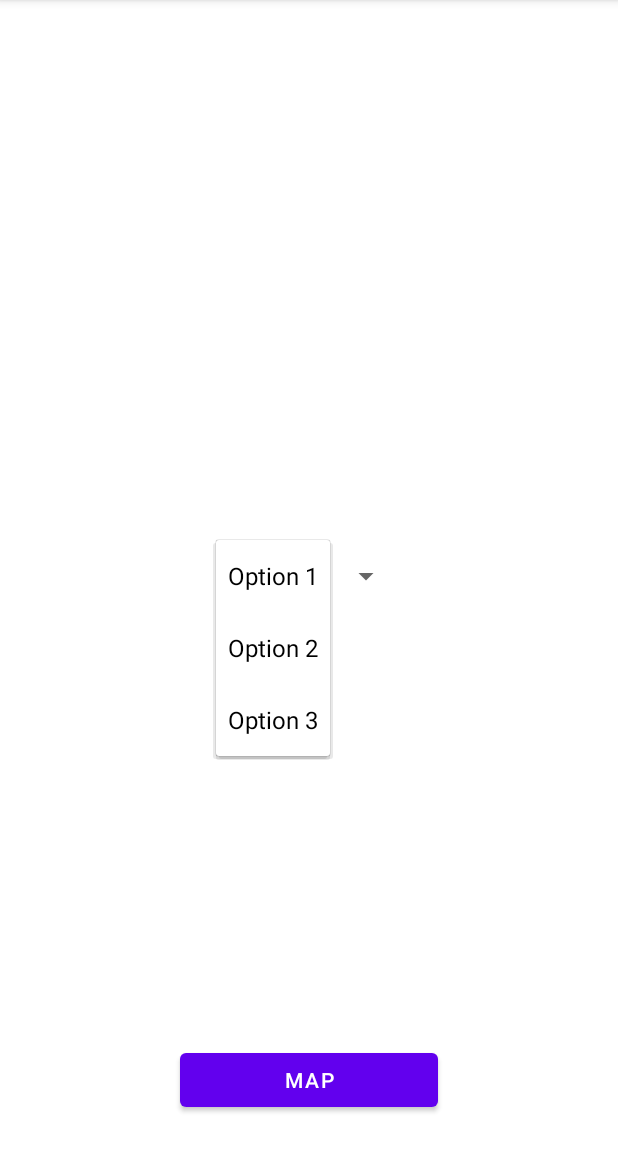
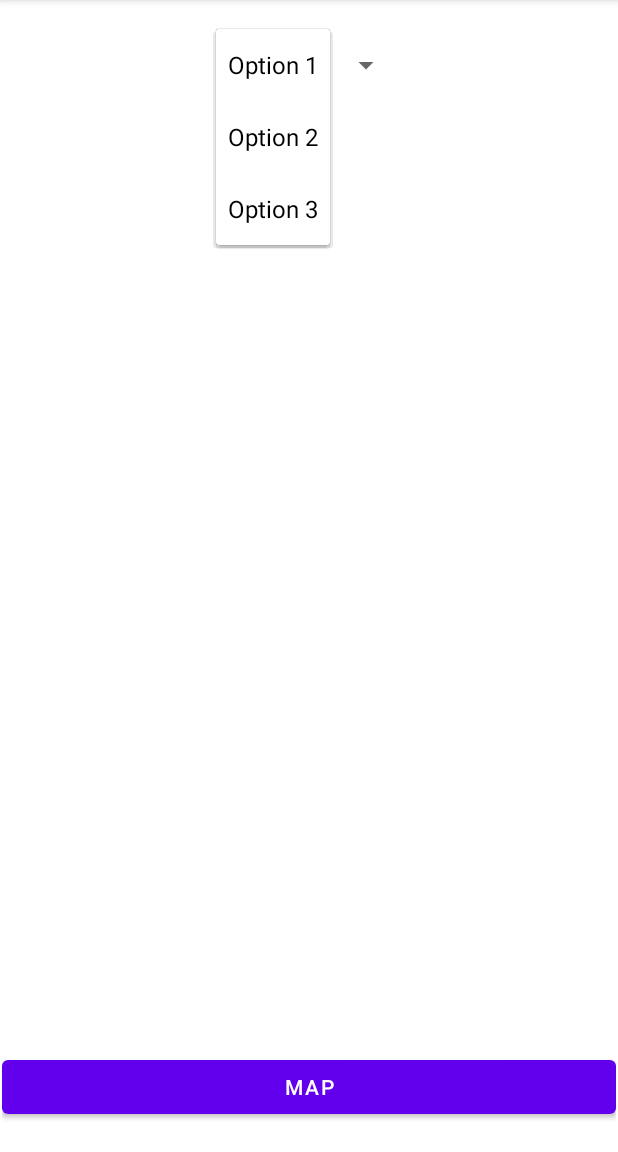
Before and after one commit to Pachito23/MSA-project, an Android app: the screen it shows after launch (MapsActivity before the commit, Activity after it), after a tap on "Option 1", on a phone screen of 412 x 824 dp, the part 84-1236 px from its top. Run offline under Robolectric (Android 15) with nearby library versions, the light colour scheme and no system bars.

Commit message:
Main view & map improved using fragments

```diff
--- a/app/build.gradle
+++ b/app/build.gradle
@@ -43,6 +43,7 @@ dependencies {
     implementation 'com.google.android.material:material:1.9.0'
     implementation 'com.google.android.gms:play-services-maps:18.1.0'
     implementation 'androidx.constraintlayout:constraintlayout:2.1.4'
+    implementation 'com.google.firebase:firebase-inappmessaging:20.3.2'
     testImplementation 'junit:junit:4.13.2'
     androidTestImplementation 'androidx.test.ext:junit:1.1.5'
     androidTestImplementation 'androidx.test.espresso:espresso-core:3.5.1'
--- a/app/src/main/AndroidManifest.xml
+++ b/app/src/main/AndroidManifest.xml
@@ -11,16 +11,13 @@
         android:supportsRtl="true"
         android:theme="@style/Theme.PTLV"
         tools:targetApi="31">
-        <activity
-            android:name=".MainActivity"
-            android:exported="false" />
 
         <meta-data
             android:name="com.google.android.geo.API_KEY"
             android:value="AIzaSyAdYoOBHRABhwPehBJBySQF3zyPas_0RGA" />
 
         <activity
-            android:name=".MapsActivity"
+            android:name=".Activity"
             android:exported="true"
             android:label="@string/title_activity_maps">
             <intent-filter>
--- /dev/null
+++ b/app/src/main/java/com/example/ptlv/Activity.kt
@@ -0,0 +1,77 @@
+package com.example.ptlv
+
+import android.os.Bundle
+import android.widget.ImageView
+import android.widget.Toast
+import androidx.appcompat.app.AppCompatActivity
+import androidx.fragment.app.Fragment
+import androidx.fragment.app.FragmentManager
+import com.example.ptlv.databinding.FragmentMapBinding
+import com.google.android.gms.maps.CameraUpdateFactory
+import com.google.android.gms.maps.GoogleMap
+import com.google.android.gms.maps.OnMapReadyCallback
+import com.google.android.gms.maps.SupportMapFragment
+import com.google.android.gms.maps.model.LatLng
+import com.google.android.gms.maps.model.Marker
+import com.google.android.gms.maps.model.MarkerOptions
+
+class Activity : AppCompatActivity(), OnMapReadyCallback {
+
+    private lateinit var mMap: GoogleMap
+    lateinit var binding: FragmentMapBinding
+    var marker: Marker? = null
+    companion object{
+        var map = MapFragment()
+        var main = MainFragment()
+    }
+
+    override fun onCreate(savedInstanceState: Bundle?) {
+        super.onCreate(savedInstanceState)
+        setContentView(R.layout.activity_main)
+        replaceFragment(main)
+    }
+
+    fun replaceFragment(fragment: Fragment) {
+        val supportFragmentManager: FragmentManager = supportFragmentManager
+        val fragmentTransaction = supportFragmentManager.beginTransaction()
+        fragmentTransaction.replace(R.id.frameLayout,fragment)
+        fragmentTransaction.commit()
+    }
+
+    fun MapView() {
+        setContentView(R.layout.fragment_map)
+
+        // Obtain the SupportMapFragment and get notified when the map is ready to be used.
+        val mapFragment = supportFragmentManager
+            .findFragmentById(R.id.map) as SupportMapFragment
+        mapFragment.getMapAsync(this)
+
+        val BackButton = findViewById<ImageView>(R.id.BackButton)
+
+        BackButton.setOnClickListener {
+            // Code to be executed when the button is clicked
+            // For example, you can display a toast message
+            Toast.makeText(this, "Button Clicked!", Toast.LENGTH_SHORT).show()
+        }
+    }
+
+    fun create_map(savedInstanceState: Bundle?) {
+        super.onCreate(savedInstanceState)
+
+        binding = FragmentMapBinding.inflate(layoutInflater)
+        setContentView(binding.root)
+
+        // Obtain the SupportMapFragment and get notified when the map is ready to be used.
+        val mapFragment = supportFragmentManager
+            .findFragmentById(R.id.map) as SupportMapFragment
+        mapFragment.getMapAsync(this)
+    }
+
+    override fun onMapReady(googleMap: GoogleMap) {
+        mMap = googleMap
+
+        val location = LatLng(45.7469027, 21.2259882)
+        marker = mMap.addMarker(MarkerOptions().position(location).title("Marker in Sydney"))
+        mMap.moveCamera(CameraUpdateFactory.newLatLngZoom(location, 10f))
+    }
+}
--- /dev/null
+++ b/app/src/main/java/com/example/ptlv/MainFragment.kt
@@ -0,0 +1,60 @@
+package com.example.ptlv
+
+import android.os.Bundle
+import androidx.fragment.app.Fragment
+import android.view.LayoutInflater
+import android.view.View
+import android.view.ViewGroup
+import android.widget.*
+
+class MainFragment : Fragment() {
+
+    override fun onCreateView(
+        inflater: LayoutInflater, container: ViewGroup?,
+        savedInstanceState: Bundle?
+    ): View? {
+        // Inflate the layout for this fragment
+        val view = inflater.inflate(R.layout.fragment_main, container, false)
+        return view
+    }
+
+    override fun onViewCreated(view: View, savedInstanceState: Bundle?) {
+        super.onViewCreated(view, savedInstanceState)
+
+        val spinner = view.findViewById<Spinner>(R.id.spinner)
+
+        val adapter = ArrayAdapter.createFromResource(
+            requireContext(),
+            R.array.spinner_options, android.R.layout.simple_spinner_item
+        )
+
+        adapter.setDropDownViewResource(android.R.layout.simple_spinner_dropdown_item)
+        spinner.adapter = adapter
+
+        spinner.onItemSelectedListener = object : AdapterView.OnItemSelectedListener {
+            override fun onItemSelected(
+                parent: AdapterView<*>?,
+                view: View?,
+                position: Int,
+                id: Long
+            ) {
+                val selectedItem = parent?.getItemAtPosition(position).toString()
+                // Do something with the selected item
+            }
+
+            override fun onNothingSelected(parent: AdapterView<*>?) {
+                // Do something when nothing is selected
+            }
+        }
+
+        val myButton = view.findViewById<Button>(R.id.Map)
+
+        myButton.setOnClickListener {
+            // Code to be executed when the button is clicked
+            // For example, you can display a toast message
+            Toast.makeText(requireContext(), "Button Clicked!!!", Toast.LENGTH_SHORT).show()
+            var mainActivityView = (activity as Activity)
+            mainActivityView.replaceFragment(Activity.map)
+        }
+    }
+}
--- a/app/src/main/java/com/example/ptlv/MapsActivity.kt
+++ /dev/null
@@ -1,119 +0,0 @@
-package com.example.ptlv
-
-import android.os.Bundle
-import android.view.View
-import android.widget.*
-import androidx.appcompat.app.AppCompatActivity
-
-import com.google.android.gms.maps.CameraUpdateFactory
-import com.google.android.gms.maps.GoogleMap
-import com.google.android.gms.maps.OnMapReadyCallback
-import com.google.android.gms.maps.model.LatLng
-import com.google.android.gms.maps.model.MarkerOptions
-import com.example.ptlv.databinding.ActivityMapsBinding
-import com.google.android.gms.maps.SupportMapFragment
-import com.google.android.gms.maps.model.Marker
-
-class MapsActivity : AppCompatActivity(), OnMapReadyCallback {
-
-    private lateinit var mMap: GoogleMap
-    private lateinit var binding: ActivityMapsBinding
-    var marker: Marker? = null
-
-    override fun onCreate(savedInstanceState: Bundle?) {
-        super.onCreate(savedInstanceState)
-        //setContentView(R.layout.activity_main)
-
-        MainView()
-    }
-
-    fun MapView() {
-        setContentView(R.layout.activity_maps)
-
-        // Obtain the SupportMapFragment and get notified when the map is ready to be used.
-        val mapFragment = supportFragmentManager
-            .findFragmentById(R.id.map) as SupportMapFragment
-        mapFragment.getMapAsync(this)
-
-        val BackButton = findViewById<ImageView>(R.id.BackButton)
-
-        BackButton.setOnClickListener {
-            // Code to be executed when the button is clicked
-            // For example, you can display a toast message
-            Toast.makeText(this, "Button Clicked!", Toast.LENGTH_SHORT).show()
-            MainView()
-        }
-    }
-    fun MainView(){
-        setContentView(R.layout.activity_main)
-
-        val spinner = findViewById<Spinner>(R.id.spinner)
-
-        val adapter = ArrayAdapter.createFromResource(
-            this,
-            R.array.spinner_options, android.R.layout.simple_spinner_item
-        )
-
-        adapter.setDropDownViewResource(android.R.layout.simple_spinner_dropdown_item)
-        spinner.adapter = adapter
-
-        spinner.onItemSelectedListener = object : AdapterView.OnItemSelectedListener {
-            override fun onItemSelected(
-                parent: AdapterView<*>?,
-                view: View?,
-                position: Int,
-                id: Long
-            ) {
-                val selectedItem = parent?.getItemAtPosition(position).toString()
-                // Do something with the selected item
-            }
-
-            override fun onNothingSelected(parent: AdapterView<*>?) {
-                // Do something when nothing is selected
-            }
-        }
-
-        val myButton = findViewById<Button>(R.id.Map)
-
-        myButton.setOnClickListener {
-            // Code to be executed when the button is clicked
-            // For example, you can display a toast message
-            Toast.makeText(this, "Button Clicked!", Toast.LENGTH_SHORT).show()
-            MapView()
-        }
-    }
-
-    /*override fun onCreate(savedInstanceState: Bundle?) {
-        super.onCreate(savedInstanceState)
-
-        binding = ActivityMapsBinding.inflate(layoutInflater)
-        setContentView(binding.root)
-
-        // Obtain the SupportMapFragment and get notified when the map is ready to be used.
-        val mapFragment = supportFragmentManager
-            .findFragmentById(R.id.map) as SupportMapFragment
-        mapFragment.getMapAsync(this)
-
-        move_marker_to(mMap,12.0,12.0)
-    }*/
-
-    override fun onMapReady(googleMap: GoogleMap) {
-        mMap = googleMap
-
-        val location = LatLng(45.7469027, 21.2259882)
-        marker = mMap.addMarker(MarkerOptions().position(location).title("Marker in Sydney"))
-        mMap.moveCamera(CameraUpdateFactory.newLatLngZoom(location, 10f))
-    }
-
-    fun move_marker_to(googleMap: GoogleMap, new_latitude: Double, new_longitude: Double)
-    {
-        mMap = googleMap
-
-        for( i in 0 until 10 step 2) {
-            marker?.position = LatLng(45.7469027+i, 21.2259882+i)
-            Thread.sleep(1000)
-        }
-    }
-
-    //TO DO: use fragments to switch view
-}
--- a/app/src/main/res/layout/activity_main.xml
+++ b/app/src/main/res/layout/activity_main.xml
@@ -4,29 +4,18 @@
     xmlns:tools="http://schemas.android.com/tools"
     android:layout_width="match_parent"
     android:layout_height="match_parent"
-    tools:context=".MapsActivity">
+    tools:context=".Activity">
 
-    <Spinner
-        android:id="@+id/spinner"
-        android:layout_width="wrap_content"
-        android:layout_height="wrap_content"
-        android:contentDescription="@string/app_name"
-        android:minHeight="48dp"
+
+    <FrameLayout
+        android:layout_width="409dp"
+        android:layout_height="729dp"
         app:layout_constraintBottom_toBottomOf="parent"
         app:layout_constraintEnd_toEndOf="parent"
         app:layout_constraintStart_toStartOf="parent"
-        app:layout_constraintTop_toTopOf="parent" />
+        app:layout_constraintTop_toTopOf="parent"
+        android:id="@+id/frameLayout">
 
-    <Button
-        android:id="@+id/Map"
-        android:layout_width="0dp"
-        android:layout_height="wrap_content"
-        android:layout_marginStart="120dp"
-        android:layout_marginEnd="120dp"
-        android:layout_marginBottom="24dp"
-        android:text="Map"
-        app:layout_constraintBottom_toBottomOf="parent"
-        app:layout_constraintEnd_toEndOf="parent"
-        app:layout_constraintStart_toStartOf="parent" />
+    </FrameLayout>
 
 </androidx.constraintlayout.widget.ConstraintLayout>
--- /dev/null
+++ b/app/src/main/res/layout/fragment_main.xml
@@ -0,0 +1,28 @@
+<?xml version="1.0" encoding="utf-8"?>
+<androidx.constraintlayout.widget.ConstraintLayout xmlns:android="http://schemas.android.com/apk/res/android"
+    xmlns:app="http://schemas.android.com/apk/res-auto"
+    xmlns:tools="http://schemas.android.com/tools"
+    android:layout_width="match_parent"
+    android:layout_height="match_parent"
+    tools:context=".MainFragment">
+
+    <Spinner
+        android:id="@+id/spinner"
+        android:layout_width="wrap_content"
+        android:layout_height="wrap_content"
+        android:contentDescription="@string/app_name"
+        android:minHeight="48dp"
+        app:layout_constraintEnd_toEndOf="parent"
+        app:layout_constraintStart_toStartOf="parent"
+        app:layout_constraintTop_toTopOf="parent" />
+
+    <Button
+        android:id="@+id/Map"
+        android:layout_width="0dp"
+        android:layout_height="wrap_content"
+        android:text="Map"
+        app:layout_constraintBottom_toBottomOf="parent"
+        app:layout_constraintEnd_toEndOf="parent"
+        app:layout_constraintStart_toStartOf="parent" />
+
+</androidx.constraintlayout.widget.ConstraintLayout>
--- a/app/src/main/res/layout/activity_maps.xml
+++ b/app/src/main/res/layout/fragment_map.xml
@@ -5,7 +5,7 @@
     android:layout_width="match_parent"
     android:layout_height="match_parent"
     xmlns:app="http://schemas.android.com/apk/res-auto"
-    tools:context=".MapsActivity">
+    tools:context=".MapFragment">
 
     <androidx.fragment.app.FragmentContainerView
         android:id="@+id/map"
--- a/app/src/main/res/values/strings.xml
+++ b/app/src/main/res/values/strings.xml
@@ -7,4 +7,6 @@
         <item>Option 2</item>
         <item>Option 3</item>
     </string-array>
+    <!-- TODO: Remove or change this placeholder text -->
+    <string name="hello_blank_fragment">Hello blank fragment</string>
 </resources>
```
Also changed, not shown: app/src/main/java/com/example/ptlv/MainActivity.kt (deleted, +0 -17 lines), app/src/main/java/com/example/ptlv/MapFragment.kt (added, +62 -0 lines).
